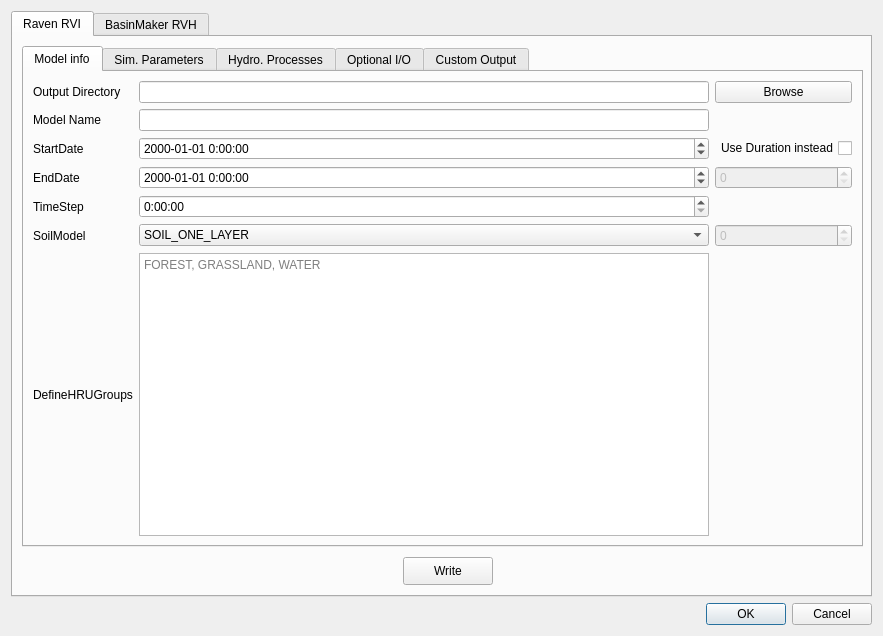
First picture: the form in qraven/qraven_dialog_base.ui, repository Scriptbash/QRaven, before the edit.
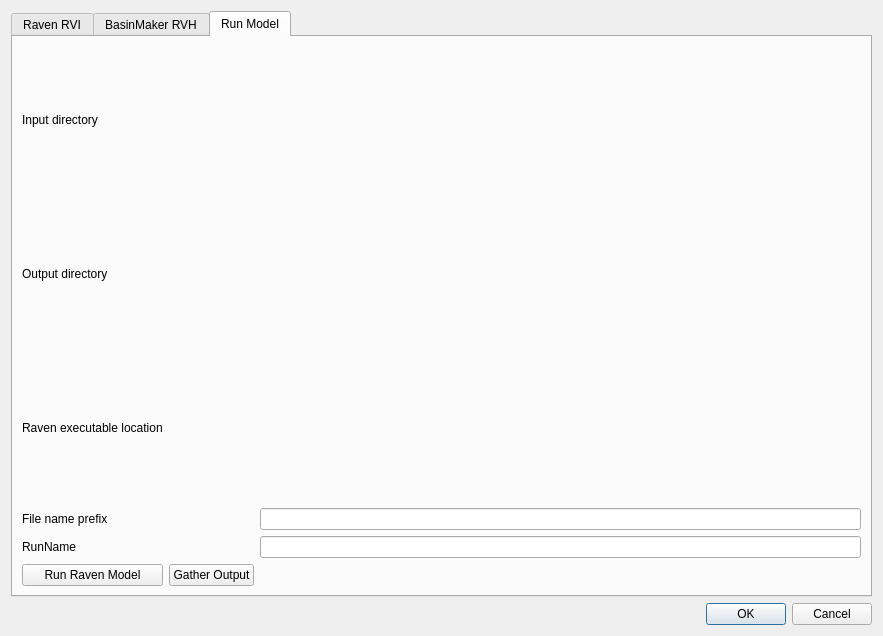
Second picture: the form after the edit. The open tabs and pages were chosen to show the change. Custom widgets are drawn as their Qt base class.

Commit message: New tab to run a Raven model

```diff
--- a/qraven/qraven_dialog_base.ui
+++ b/qraven/qraven_dialog_base.ui
@@ -23,7 +23,7 @@
       <enum>QTabWidget::North</enum>
      </property>
      <property name="currentIndex">
-      <number>0</number>
+      <number>2</number>
      </property>
      <property name="documentMode">
       <bool>false</bool>
@@ -3349,6 +3349,89 @@
        </widget>
       </widget>
      </widget>
+     <widget class="QWidget" name="tab_8">
+      <attribute name="title">
+       <string>Run Model</string>
+      </attribute>
+      <layout class="QGridLayout" name="gridLayout_10">
+       <item row="6" column="2">
+        <widget class="QLineEdit" name="txt_runrunname"/>
+       </item>
+       <item row="0" column="2">
+        <widget class="QgsFileWidget" name="file_runinputdir">
+         <property name="storageMode">
+          <enum>QgsFileWidget::GetDirectory</enum>
+         </property>
+        </widget>
+       </item>
+       <item row="2" column="2">
+        <widget class="QgsFileWidget" name="file_ravenexe">
+         <property name="filter">
+          <string>*.exe</string>
+         </property>
+        </widget>
+       </item>
+       <item row="0" column="0">
+        <widget class="QLabel" name="label_74">
+         <property name="text">
+          <string>Input directory</string>
+         </property>
+        </widget>
+       </item>
+       <item row="2" column="0">
+        <widget class="QLabel" name="label_76">
+         <property name="text">
+          <string>Raven executable location</string>
+         </property>
+        </widget>
+       </item>
+       <item row="6" column="0">
+        <widget class="QLabel" name="label_78">
+         <property name="text">
+          <string>RunName</string>
+         </property>
+        </widget>
+       </item>
+       <item row="1" column="2">
+        <widget class="QgsFileWidget" name="file_runoutputdir">
+         <property name="storageMode">
+          <enum>QgsFileWidget::GetDirectory</enum>
+         </property>
+        </widget>
+       </item>
+       <item row="1" column="0">
+        <widget class="QLabel" name="label_75">
+         <property name="text">
+          <string>Output directory</string>
+         </property>
+        </widget>
+       </item>
+       <item row="4" column="0">
+        <widget class="QLabel" name="label_77">
+         <property name="text">
+          <string>File name prefix</string>
+         </property>
+        </widget>
+       </item>
+       <item row="8" column="0">
+        <widget class="QPushButton" name="btn_runraven">
+         <property name="text">
+          <string>Run Raven Model</string>
+         </property>
+        </widget>
+       </item>
+       <item row="4" column="2">
+        <widget class="QLineEdit" name="txt_runnameprefix"/>
+       </item>
+       <item row="8" column="1">
+        <widget class="QPushButton" name="btn_gatheroutput">
+         <property name="text">
+          <string>Gather Output</string>
+         </property>
+        </widget>
+       </item>
+      </layout>
+     </widget>
     </widget>
    </item>
    <item>
```
Left out of the diff: 41 changed lines with no effect on the pictures.
